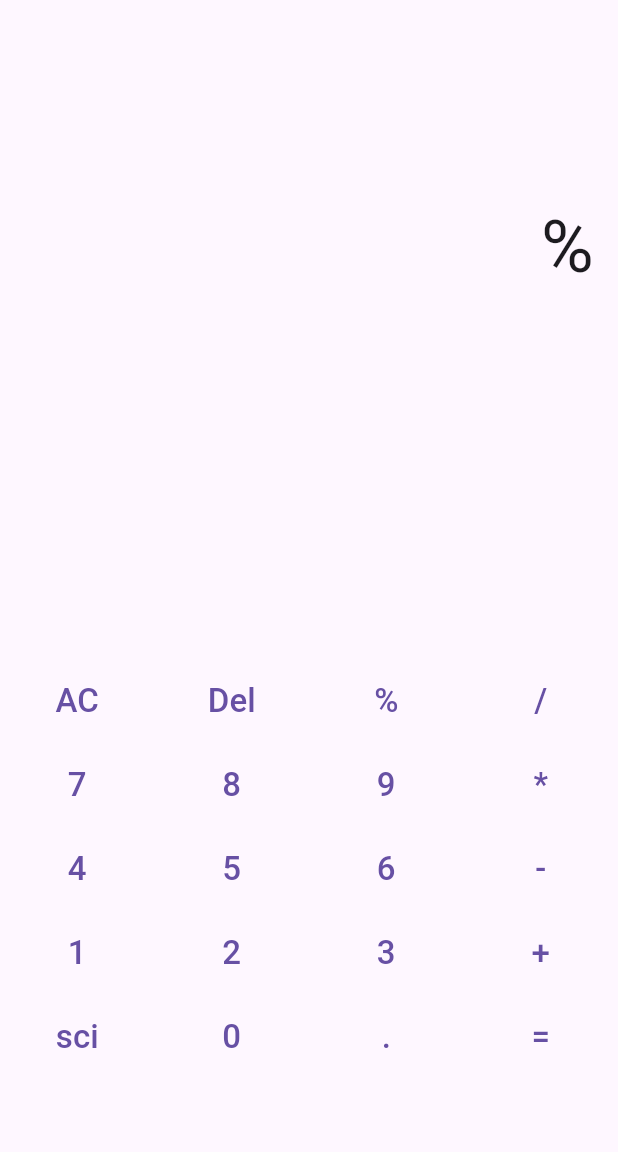
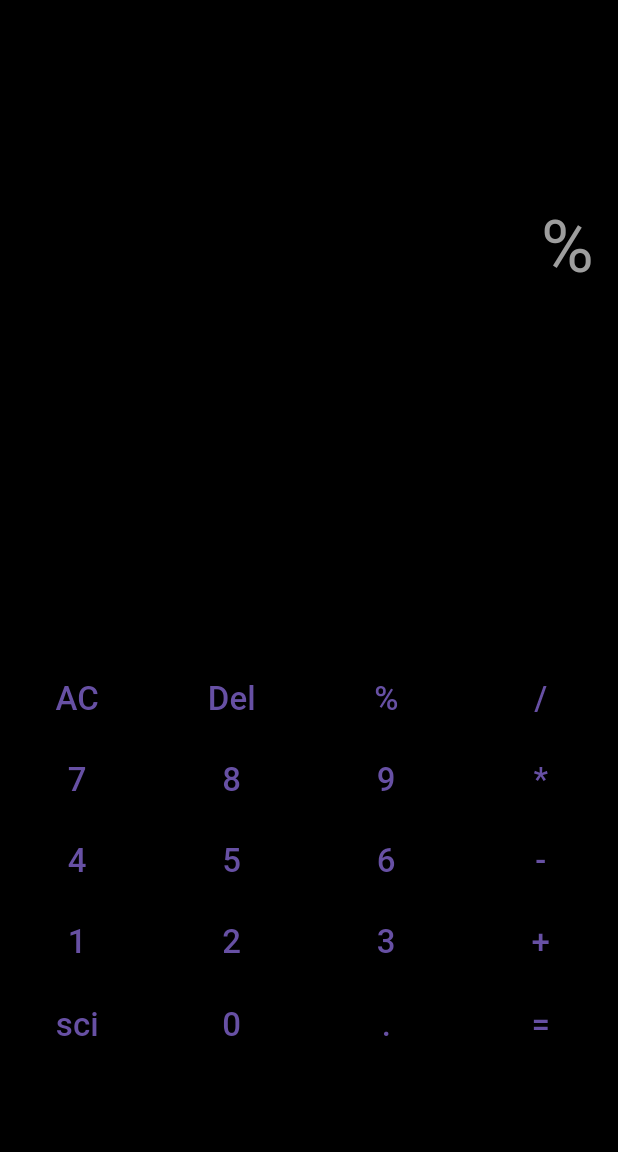
Before and after one commit to RameshMailan/scientific_calculator, a Flutter app: the screen it shows after launch, after a tap on an icon or button, on a phone screen of 412 x 824 dp, the part 84-1236 px from its top. Run offline on Flutter 3.47's test engine with Material 3 defaults, Android fonts, the phone set to English and light mode, and no system bars; missing offline and left inert: expressions.

Commit message:
Buttons updated

```diff
--- a/lib/main.dart
+++ b/lib/main.dart
@@ -11,9 +11,10 @@ class MyApp extends StatelessWidget {
   @override
   Widget build(BuildContext context) {
     return MaterialApp(
+      debugShowCheckedModeBanner: false,
       title: "Scientific Calculator",
       theme: ThemeData(
-        primarySwatch: Colors.indigo,
+        primarySwatch: Colors.grey,
       ),
       home: CalculatorScreen(),
     );
--- a/lib/screens/calculator_screen.dart
+++ b/lib/screens/calculator_screen.dart
@@ -36,6 +36,7 @@ class _CalculatorScreenState extends State<CalculatorScreen> {
   @override
   Widget build(BuildContext context) {
     return Scaffold(
+      backgroundColor: Colors.black,
       appBar: AppBar(
         title: const Text("Scientific Calculator"),
         backgroundColor: Colors.orange.shade600,
@@ -50,7 +51,7 @@ class _CalculatorScreenState extends State<CalculatorScreen> {
                 padding: const EdgeInsets.all(16.0),
                 child: Text(
                   _display,
-                  style: const TextStyle(fontSize: 48),
+                  style: const TextStyle(fontSize: 48, color: Colors.grey),
                 ),
               ),
             ),
@@ -60,24 +61,24 @@ class _CalculatorScreenState extends State<CalculatorScreen> {
             child: AnimatedContainer(
               duration: const Duration(milliseconds: 5000),
               curve: Curves.easeInOut,
-              height: _isExpanded ? 120 : 0, //Adjust height based on your needs
+              height: _isExpanded ? 180 : 0, //Adjust height based on your needs
               child: _isExpanded
                   ? Column(
                       children: [
                         Row(
                           children: [
-                            _buildButton("sin"),
-                            _buildButton("cos"),
-                            _buildButton("tan"),
-                            _buildButton("sqrt"),
+                            _buildButton("X!"),
+                            _buildButton("x^y"),
+                            _buildButton("√"),
+                            _buildButton("π"),
                           ],
                         ),
                         Row(
                           children: [
-                            _buildButton("log"),
-                            _buildButton("ln"),
-                            _buildButton("exp"),
-                            _buildButton("pi"),
+                            _buildButton("("),
+                            _buildButton(")"),
+                            _buildButton("1/X"),
+                            _buildButton("exp(x)"),
                           ],
                         ),
                       ],
@@ -151,7 +152,7 @@ class _CalculatorScreenState extends State<CalculatorScreen> {
   Widget _buildButton(String text) {
     return Expanded(
       child: Padding(
-        padding: const EdgeInsets.all(4),
+        padding: const EdgeInsets.all(3),
         child: TextButton(
           onPressed: () => _buttonPressed(text),
           child: Text(
--- a/lib/utils/calculator_logic.dart
+++ b/lib/utils/calculator_logic.dart
@@ -6,7 +6,9 @@ class CalculatorLogic {
       final expr = Expression.parse(expression);
       const evaluate = ExpressionEvaluator();
       final result = evaluate.eval(expr, {});
-      return result.toString();
+      return result is double
+          ? result.toStringAsPrecision(4) //Limit to 4 decimal
+          : result.toString();
     } catch (e) {
       return "Error";
     }
@@ -15,9 +17,17 @@ class CalculatorLogic {
   String formatDisplay(String text, String input) {
     if (text == "0") {
       return input;
-    } else {
-      return text + input;
+    } else if (input == "." && text.contains(".")) {
+      return text; //Prevent adding multiple decimal
+    } else if (input == "+" || input == "-" || input == "*" || input == "/") {
+      if (text.endsWith("+") ||
+          text.endsWith("-") ||
+          text.endsWith("*") ||
+          text.endsWith("/")) {
+        return text; //Prevent entering multiple operators in a row
+      }
     }
+    return text + input;
   }
 
   String clear() {
```
